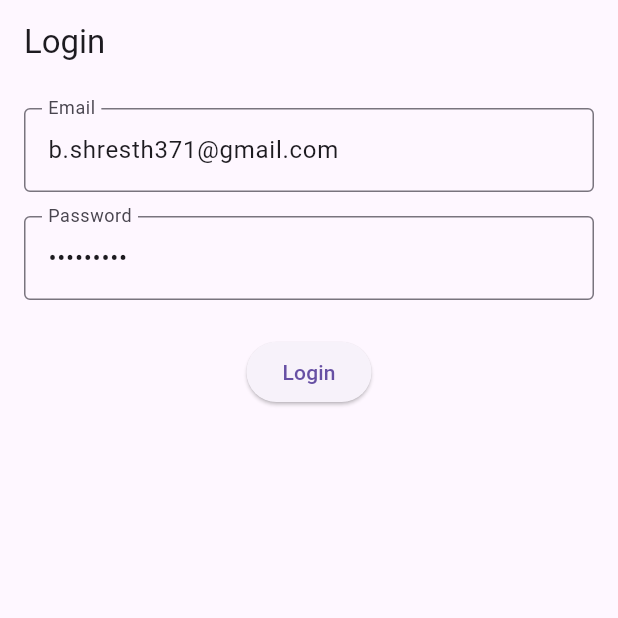
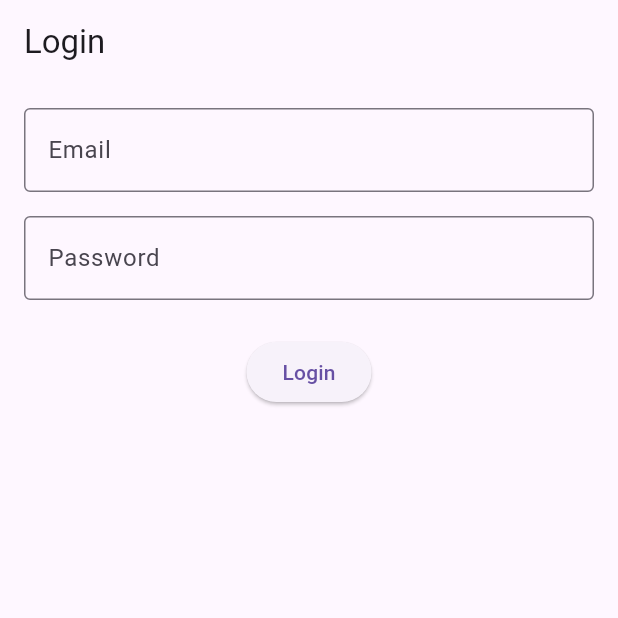
Before and after one commit to nitesh695/NetGuard, a Flutter app: the screen it shows after launch, on a phone screen of 412 x 824 dp, the top half of it. Run offline on Flutter 3.47's test engine with Material 3 defaults, Android fonts, the phone set to English and light mode, and no system bars; our stand-ins replace connectivity_plus, dio, get, hive, shared_preferences; accounts and stored records are empty; network calls fail; statements that could not run were skipped.

Commit message:
example updated

```diff
--- a/example/lib/example-1/screens/Auth/login_screen.dart
+++ b/example/lib/example-1/screens/Auth/login_screen.dart
@@ -17,8 +17,8 @@ class _LoginPageState extends State<LoginPage> {
   @override
   void initState() {
     // TODO: implement initState
-    _emailController.text = 'b.shresth371@gmail.com';
-    _passwordController.text = 'admin1234';
+    // _emailController.text = '';
+    // _passwordController.text = '';
     super.initState();
   }
 
```
